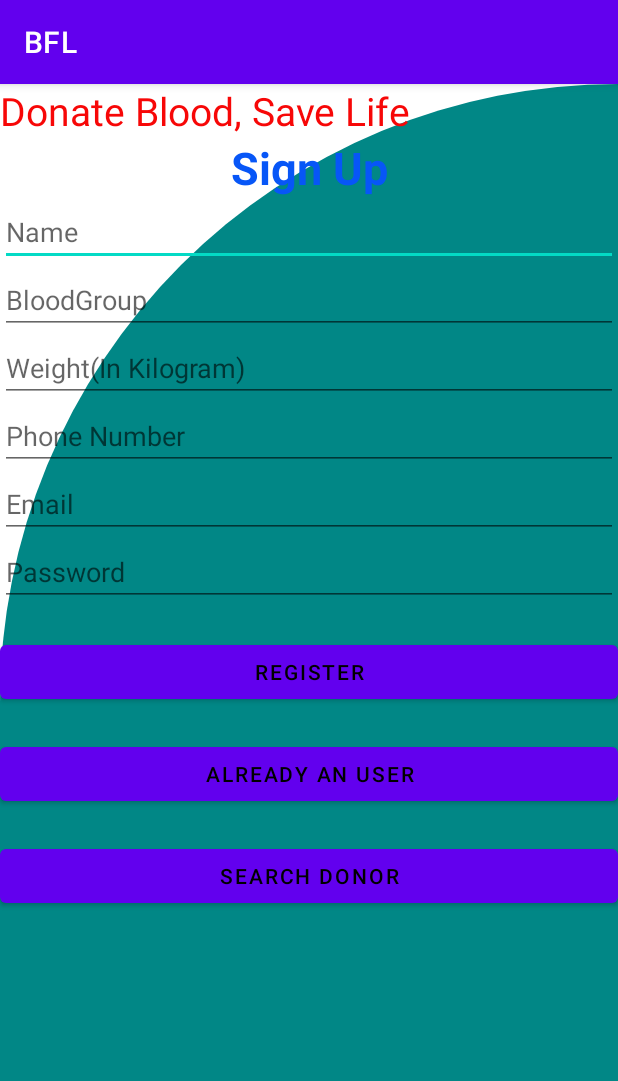
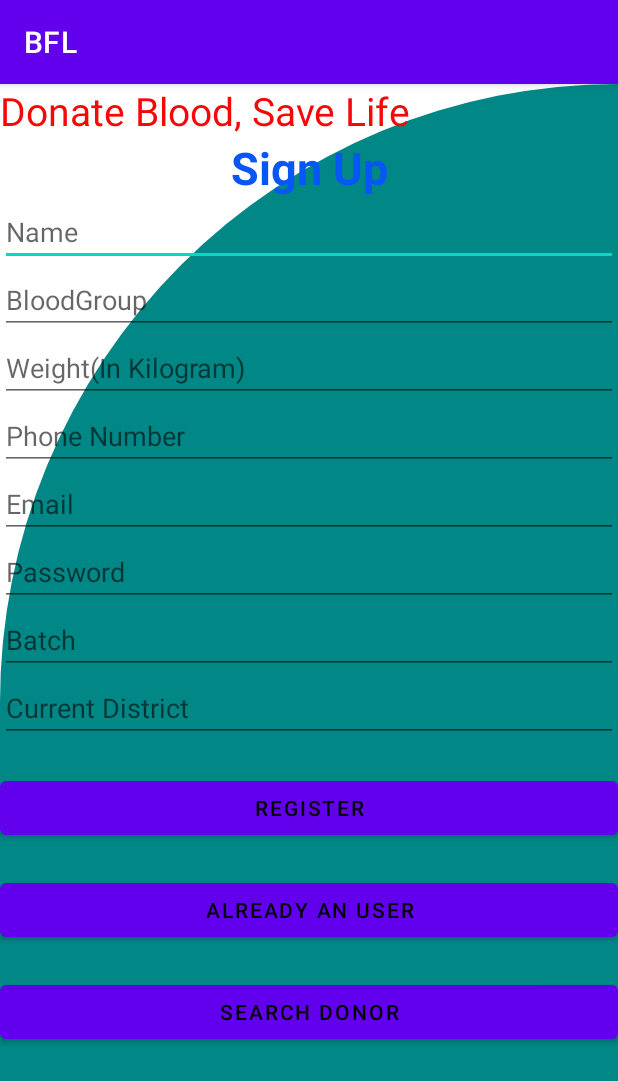
Before and after one commit to Saom322/Blood_For_Life_V2, an Android app: the screen it shows after launch (MainActivity), on a phone screen of 412 x 824 dp. Shown: the top 1081 px of the screen. Run offline under Robolectric (Android 15) with nearby library versions, the phone set to English and light mode, and no system bars; our stand-ins replace Firebase (no records; nobody signed in at launch, a user with empty details on screens opened directly).

Commit message:
Batch and District Field Added

```diff
--- a/app/src/main/java/com/example/bfl/MainActivity.java
+++ b/app/src/main/java/com/example/bfl/MainActivity.java
@@ -48,6 +48,7 @@ public class MainActivity extends AppCompatActivity {
     /**
      * Button For Confirming SignUp
      */
+    EditText etBatch,etDistrict;
     Button btnRegister;
     /**
      * Button For Activating Login Page
@@ -80,6 +81,8 @@ public class MainActivity extends AppCompatActivity {
         etEmail = findViewById(R.id.activity_main_et_email);
         etPassword = findViewById(R.id.activity_main_et_password);
         etPhone = findViewById(R.id.activity_main_et_phonenumber);
+        etBatch=findViewById(R.id.activity_main_et_batch);
+        etDistrict=findViewById(R.id.activity_main_et_district);
         btnSearch = findViewById(R.id.activity_main_btn_search);
         btnRegister = findViewById(R.id.activity_main_btn_register);
         btnLogin = findViewById(R.id.activity_main_btn_login);
@@ -108,6 +111,9 @@ public class MainActivity extends AppCompatActivity {
                 String email = etEmail.getText().toString();
                 String password = etPassword.getText().toString();
                 String phone = etPhone.getText().toString();
+                String batch = etBatch.getText().toString();
+                String district = etDistrict.getText().toString();
+
                 Integer weightInteger = Integer.valueOf(weight);
 
 
@@ -117,7 +123,7 @@ public class MainActivity extends AppCompatActivity {
                 if (weightInteger > 50) {
                     if (name.length() != 0 && password.length() != 0 && acvBloodGroup.length() != 0 && email.length() != 0) {
 
-                        Profile profile = new Profile(name, email, bloodGroup, weight, password, phone);
+                        Profile profile = new Profile(name, email, bloodGroup, weight, password, phone,batch,district);
                         reference.child(phone).setValue(profile);
                         Toast.makeText(MainActivity.this, "Successfully Registered", Toast.LENGTH_SHORT).show();
                     }
--- a/app/src/main/res/layout/activity_main.xml
+++ b/app/src/main/res/layout/activity_main.xml
@@ -70,6 +70,22 @@
 
         />
 
+    <EditText
+        android:id="@+id/activity_main_et_batch"
+        android:layout_width="match_parent"
+        android:layout_height="wrap_content"
+        android:hint="Batch"
+
+
+        />
+
+    <EditText
+        android:id="@+id/activity_main_et_district"
+        android:layout_width="match_parent"
+        android:layout_height="wrap_content"
+        android:hint="Current District"
+        />
+
     <Button
         android:id="@+id/activity_main_btn_register"
         android:layout_width="match_parent"
```
Also changed, not shown: app/src/main/java/com/example/bfl/Profile.java (+21 -1 lines).
